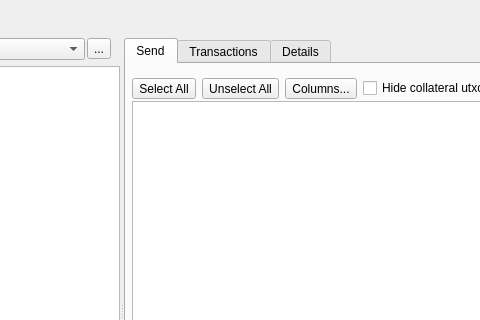
First picture: the form in src/ui/ui_wallet_dlg.ui, repository Bertrand256/dash-masternode-tool, before the edit; both pictures show x 228 to 708 and y 0 to 320 of the 862 by 625 pixel window.
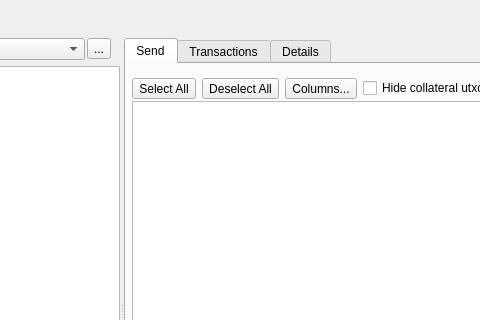
Second picture: the form after the edit.

Patch:
```diff
--- a/src/ui/ui_wallet_dlg.ui
+++ b/src/ui/ui_wallet_dlg.ui
@@ -410,7 +410,7 @@
                        <string/>
                       </property>
                       <property name="text">
-                       <string>Unselect All</string>
+                       <string>Deselect All</string>
                       </property>
                       <property name="iconSize">
                        <size>
```
